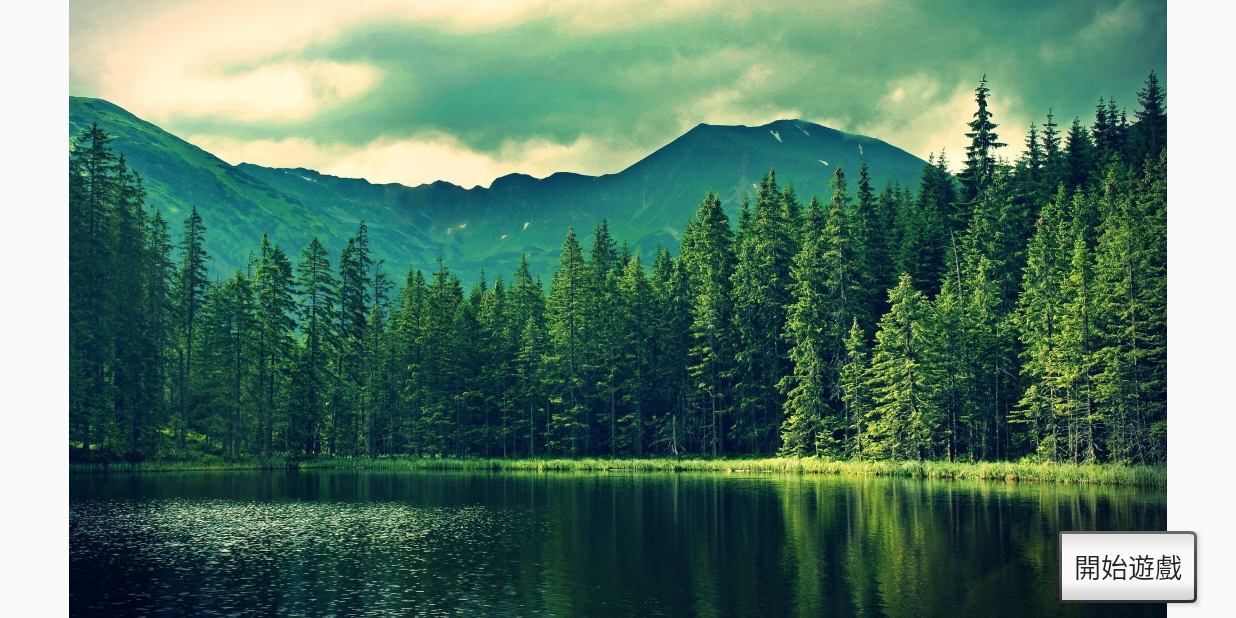
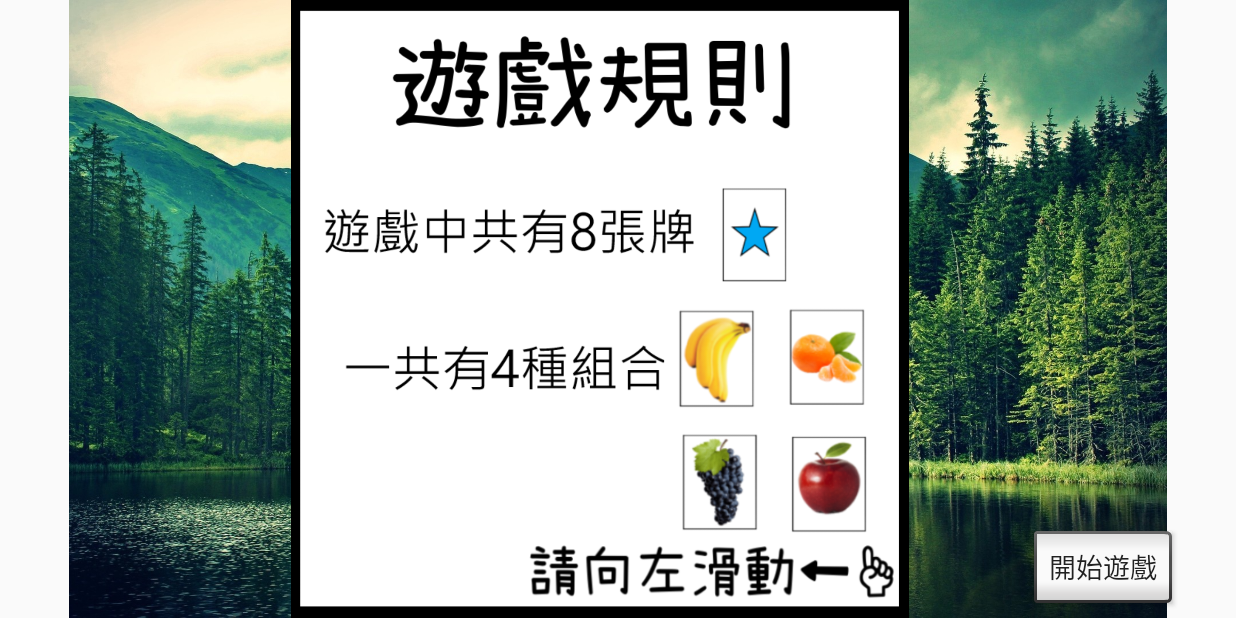
Before and after one commit to s1072756/FinalProject, an Android app: the activity3 screen opened directly, with no data from a screen before it, on a phone screen of 824 x 412 dp (held sideways). Run offline under Robolectric (Android 15) with nearby library versions, the phone set to English and light mode, and no system bars.

Commit message:
Vo.final

```diff
--- a/app/src/main/AndroidManifest.xml
+++ b/app/src/main/AndroidManifest.xml
@@ -4,7 +4,7 @@
 
     <application
         android:allowBackup="true"
-        android:icon="@mipmap/ic_launcher"
+        android:icon="@drawable/icon"
         android:label="@string/app_name"
         android:roundIcon="@mipmap/ic_launcher_round"
         android:supportsRtl="true"
--- a/app/src/main/java/tw/pu/edu/tw/s1071465/finalproject/activity3.java
+++ b/app/src/main/java/tw/pu/edu/tw/s1071465/finalproject/activity3.java
@@ -4,14 +4,29 @@ import androidx.appcompat.app.AppCompatActivity;
 
 import android.content.Intent;
 import android.os.Bundle;
+import android.view.GestureDetector;
+import android.view.MotionEvent;
 import android.view.View;
+import android.widget.ImageView;
 
-public class activity3 extends AppCompatActivity {
+public class activity3 extends AppCompatActivity implements GestureDetector.OnGestureListener,View.OnTouchListener{
+    int PictureNo=0;
+    int TotalPictures =3;
+    ImageView img;
+    GestureDetector gd;
 
     @Override
     protected void onCreate(Bundle savedInstanceState) {
         super.onCreate(savedInstanceState);
         setContentView(R.layout.activity_activity3);
+
+        gd=new GestureDetector(this,this); //手勢
+        img=(ImageView)findViewById(R.id.img);
+        img.setOnTouchListener(this);
+        int PictureNo,totalPicture;
+        PictureNo=0;
+        totalPicture =3;
+
         getSupportActionBar().hide(); //隱藏標題
         getWindow().getDecorView().setSystemUiVisibility(View.SYSTEM_UI_FLAG_FULLSCREEN); //隱藏狀態
     }
@@ -20,4 +35,69 @@ public class activity3 extends AppCompatActivity {
         Intent it = new Intent(activity3.this, activity4.class);
         startActivity(it);
     }
+
+    @Override
+    public boolean onDown(MotionEvent e) {
+        return false;
+    }
+
+    @Override
+    public void onShowPress(MotionEvent e) {
+
+    }
+
+    @Override
+    public boolean onSingleTapUp(MotionEvent e) {
+        return false;
+    }
+
+    @Override
+    public boolean onScroll(MotionEvent e1, MotionEvent e2, float distanceX, float distanceY) {
+        return false;
+    }
+
+    @Override
+    public void onLongPress(MotionEvent e) {
+
+    }
+
+    @Override
+    public boolean onFling(MotionEvent e1, MotionEvent e2, float velocityX, float velocityY) {
+        if (e1.getX()>e2.getX()){  //向左滑動
+            PictureNo++;
+
+        }
+        else{     //向右滑動
+            PictureNo--;
+
+        }
+        ShowPicture();
+
+        return false;
+    }
+
+    public void  ShowPicture (){
+
+        switch(PictureNo){
+            case 0:{
+                img.setImageResource(R.drawable.b1);
+                break;
+            }
+            case 1:{
+                img.setImageResource(R.drawable.b2);
+                break;
+            }
+            case 2:{
+                img.setImageResource(R.drawable.b3);
+                break;
+            }
+
+        }
+    }
+
+    @Override
+    public boolean onTouch(View v, MotionEvent event) {
+        gd.onTouchEvent(event);
+        return true;
+    }
 }
--- a/app/src/main/res/layout/activity_activity3.xml
+++ b/app/src/main/res/layout/activity_activity3.xml
@@ -5,13 +5,6 @@
     android:layout_width="match_parent"
     android:layout_height="match_parent"
     tools:context=".activity3">
-
-    <androidx.constraintlayout.widget.Guideline
-        android:id="@+id/glgo"
-        android:layout_width="wrap_content"
-        android:layout_height="wrap_content"
-        android:orientation="vertical"
-        app:layout_constraintGuide_percent="0.85" />
 
     <androidx.constraintlayout.widget.Guideline
         android:id="@+id/glgo2"
@@ -25,10 +18,12 @@
         style="@android:style/Widget.Material.Button.Inset"
         android:layout_width="100dp"
         android:layout_height="60dp"
+        android:layout_marginEnd="40dp"
+        android:layout_marginRight="40dp"
         android:onClick="Go"
         android:text="開始遊戲"
         android:textSize="18sp"
-        app:layout_constraintStart_toStartOf="@+id/glgo"
+        app:layout_constraintEnd_toEndOf="parent"
         app:layout_constraintTop_toTopOf="@+id/glgo2" />
 
     <ImageView
@@ -38,4 +33,16 @@
         app:srcCompat="@drawable/background"
         tools:layout_editor_absoluteX="0dp"
         tools:layout_editor_absoluteY="0dp" />
+
+    <ImageView
+        android:id="@+id/img"
+        android:layout_width="wrap_content"
+        android:layout_height="wrap_content"
+        app:layout_constraintBottom_toBottomOf="parent"
+        app:layout_constraintEnd_toEndOf="parent"
+        app:layout_constraintHorizontal_bias="0.0"
+        app:layout_constraintStart_toStartOf="parent"
+        app:layout_constraintTop_toTopOf="parent"
+        app:layout_constraintVertical_bias="0.0"
+        app:srcCompat="@drawable/b1" />
 </androidx.constraintlayout.widget.ConstraintLayout>
```
Also changed, not shown: app/src/main/res/drawable/b1.png (added), app/src/main/res/drawable/b2.png (added), app/src/main/res/drawable/b3.png (added), app/src/main/res/drawable/icon.jpeg (added).
